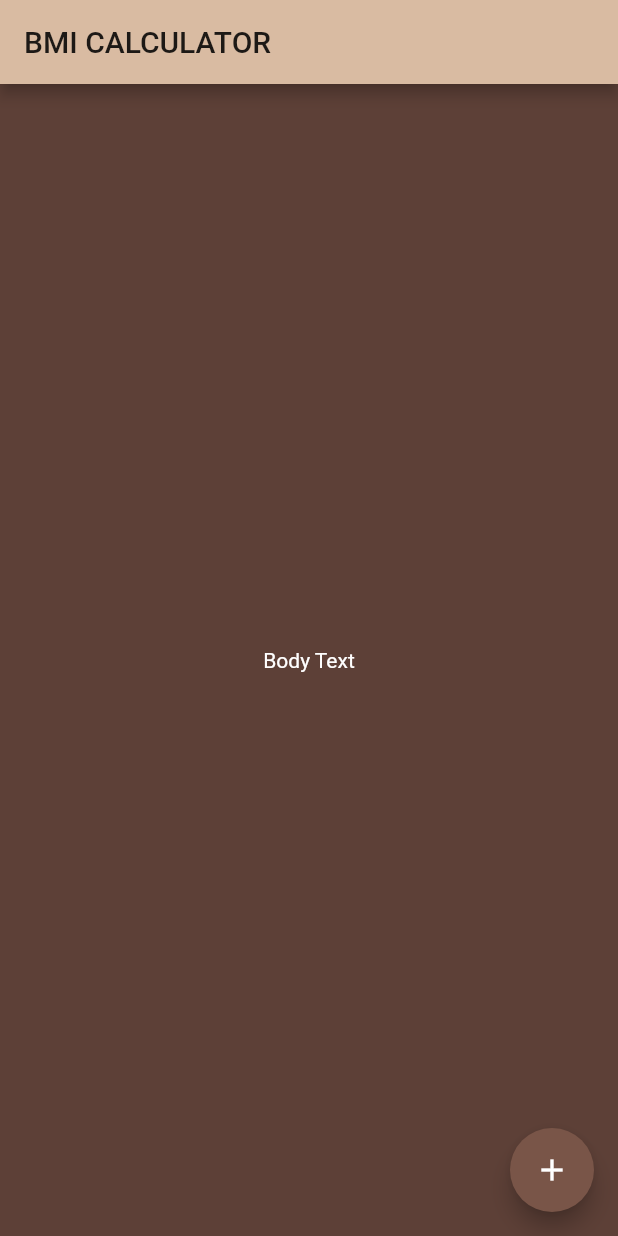
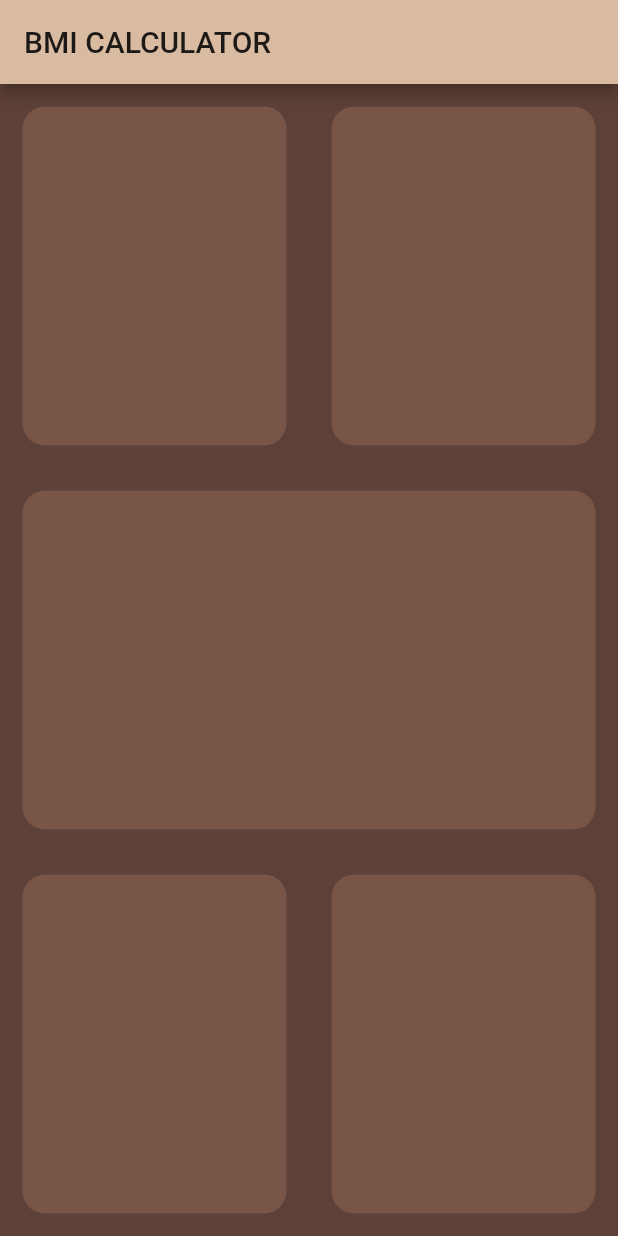
Before and after one commit to TiroLiroLD/FlutterCourse_bmi-calculator, a Flutter app: the screen it shows after launch, on a phone screen of 412 x 824 dp. Run offline on Flutter 3.47's test engine with Material 2 defaults, Android fonts, the phone set to English and light mode, and no system bars.

Commit message:
<feat>implement ReusableCard

```diff
--- a/lib/input_page.dart
+++ b/lib/input_page.dart
@@ -1,3 +1,4 @@
+import 'package:flutter/cupertino.dart';
 import 'package:flutter/material.dart';
 
 class InputPage extends StatefulWidget {
@@ -12,12 +13,62 @@ class _InputPageState extends State<InputPage> {
       appBar: AppBar(
         title: Text('BMI CALCULATOR'),
       ),
-      body: Center(
-        child: Text('Body Text'),
-      ),
-      floatingActionButton: FloatingActionButton(
-        child: Icon(Icons.add),
+      body: Column(
+        children: [
+          Expanded(
+            child: Row(
+              children: [
+                Expanded(
+                  child: ReusableCard(
+                    colour: Colors.brown,
+                  ),
+                ),
+                Expanded(
+                  child: ReusableCard(
+                    colour: Colors.brown,
+                  ),
+                ),
+              ],
+            ),
+          ),
+          Expanded(
+            child: ReusableCard(
+              colour: Colors.brown,
+            ),
+          ),
+          Expanded(
+            child: Row(
+              children: [
+                Expanded(
+                  child: ReusableCard(
+                    colour: Colors.brown,
+                  ),
+                ),
+                Expanded(
+                  child: ReusableCard(
+                    colour: Colors.brown,
+                  ),
+                ),
+              ],
+            ),
+          ),
+        ],
       ),
     );
   }
 }
+
+class ReusableCard extends StatelessWidget {
+  ReusableCard({@required this.colour});
+
+  final Color colour;
+
+  @override
+  Widget build(BuildContext context) {
+    return Container(
+      decoration:
+          BoxDecoration(color: colour, borderRadius: BorderRadius.circular(15)),
+      margin: EdgeInsets.all(15.0),
+    );
+  }
+}
```
